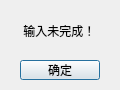
The window that ui/input_incomplete.ui (hanxi19/Key-Wizard) describes before a commit, drawn with Qt 5.
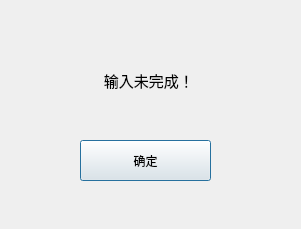
The same window after the commit.

```diff
--- a/ui/input_incomplete.ui
+++ b/ui/input_incomplete.ui
@@ -6,8 +6,8 @@
    <rect>
     <x>0</x>
     <y>0</y>
-    <width>120</width>
-    <height>90</height>
+    <width>301</width>
+    <height>229</height>
    </rect>
   </property>
   <property name="windowTitle">
@@ -16,10 +16,10 @@
   <widget class="QPushButton" name="exitBtn">
    <property name="geometry">
     <rect>
-     <x>20</x>
-     <y>60</y>
-     <width>80</width>
-     <height>20</height>
+     <x>80</x>
+     <y>140</y>
+     <width>131</width>
+     <height>41</height>
     </rect>
    </property>
    <property name="text">
@@ -29,12 +29,18 @@
   <widget class="QLabel" name="label">
    <property name="geometry">
     <rect>
-     <x>20</x>
-     <y>20</y>
-     <width>81</width>
-     <height>21</height>
+     <x>100</x>
+     <y>60</y>
+     <width>131</width>
+     <height>41</height>
     </rect>
    </property>
+   <property name="font">
+    <font>
+     <family>Agency FB</family>
+     <pointsize>11</pointsize>
+    </font>
+   </property>
    <property name="text">
     <string> 输入未完成！</string>
    </property>
```
